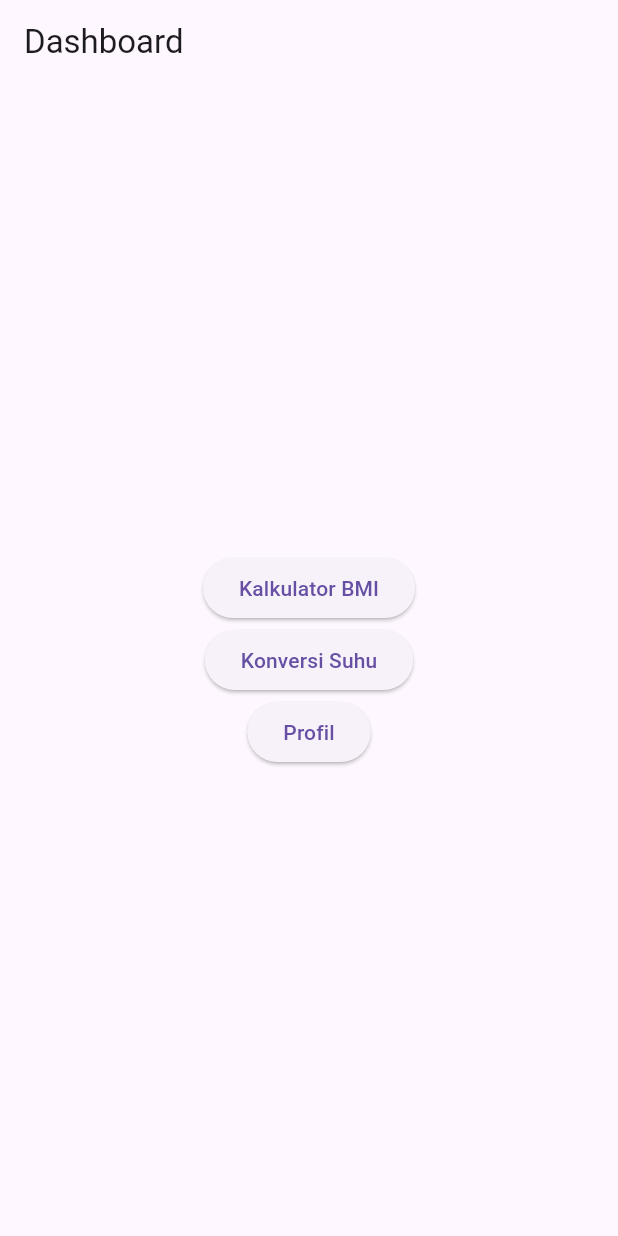
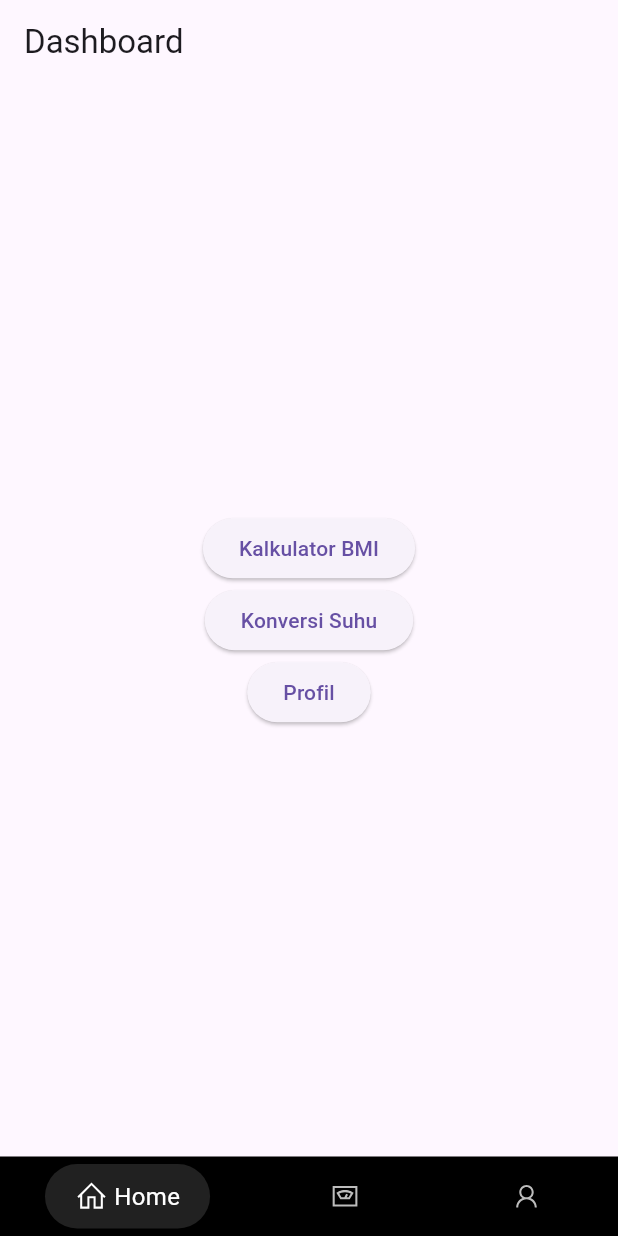
Before and after one commit to DimasBaskara666/whocare, a Flutter app: the screen it shows after launch, on a phone screen of 412 x 824 dp. Run offline on Flutter 3.47's test engine with Material 3 defaults, Android fonts, the light colour scheme and no system bars; drawn by our look-alikes of google_nav_bar; our stand-ins replace line_icons.

Commit message:
adding navigator

```diff
--- /dev/null
+++ b/lib/root_navigator.dart
@@ -0,0 +1,92 @@
+import 'package:flutter/material.dart';
+import 'package:google_nav_bar/google_nav_bar.dart';
+import 'package:line_icons/line_icons.dart';
+
+import 'screens/dashboard.dart';
+import 'screens/bmi_calculator_page.dart';
+import 'screens/profile_page.dart';
+
+class RootNavigator extends StatefulWidget {
+  const RootNavigator({super.key});
+
+  @override
+  State<RootNavigator> createState() => _RootNavigatorState();
+}
+
+class _RootNavigatorState extends State<RootNavigator> {
+  int index = 0;
+
+  @override
+  Widget build(BuildContext context) {
+    return Scaffold(
+      bottomNavigationBar: Container(
+        padding: const EdgeInsets.symmetric(vertical: 5, horizontal: 30),
+        color: Colors.black,
+        child: GNav(
+          backgroundColor: Colors.black,
+          rippleColor: Colors.grey.shade900,
+          tabBackgroundColor: Colors.grey.shade900,
+          hoverColor: Colors.grey.shade900,
+          activeColor: Colors.white,
+          color: Colors.grey.shade400,
+          padding: const EdgeInsets.symmetric(horizontal: 20, vertical: 10),
+          duration: const Duration(milliseconds: 400),
+          gap: 4,
+          iconSize: 30,
+          onTabChange: (selectedIndex) {
+            setState(() {
+              index = selectedIndex;
+            });
+          },
+          selectedIndex: index,
+          tabs: const [
+            GButton(
+              icon: LineIcons.home,
+              text: "Home",
+              iconSize: 22,
+              textStyle: TextStyle(
+                  fontSize: 16,
+                  fontWeight: FontWeight.w400,
+                  color: Colors.white),
+            ),
+            GButton(
+              icon: LineIcons.weight,
+              text: "BMI",
+              iconSize: 22,
+              textStyle: TextStyle(
+                  fontSize: 16,
+                  fontWeight: FontWeight.w400,
+                  color: Colors.white),
+            ),
+            GButton(
+              icon: LineIcons.user,
+              text: "Profile",
+              iconSize: 22,
+              textStyle: TextStyle(
+                  fontSize: 16,
+                  fontWeight: FontWeight.w400,
+                  color: Colors.white),
+            ),
+          ],
+        ),
+      ),
+      body: Container(
+        alignment: Alignment.center,
+        child: getSelectedWidget(index: index),
+      ),
+    );
+  }
+
+  Widget getSelectedWidget({required int index}) {
+    switch (index) {
+      case 0:
+        return Dashboard(); // Jadikan Dashboard sebagai halaman Home
+      case 1:
+        return BMICalculatorPage(); // Halaman BMI
+      case 2:
+        return ProfilePage(); // Halaman Profil
+      default:
+        return Dashboard();
+    }
+  }
+}
--- a/lib/screens/profile_page.dart
+++ b/lib/screens/profile_page.dart
@@ -20,10 +20,6 @@ class _ProfilePageState extends State<ProfilePage> {
     return Scaffold(
       appBar: AppBar(
         title: Text('Profil'),
-        leading: IconButton(
-          icon: Icon(Icons.arrow_back),
-          onPressed: () => Navigator.pop(context),
-        ),
       ),
       body: Padding(
         padding: const EdgeInsets.all(16.0),
--- a/pubspec.yaml
+++ b/pubspec.yaml
@@ -30,6 +30,8 @@ environment:
 dependencies:
   flutter:
     sdk: flutter
+  google_nav_bar: ^5.0.7
+  line_icons: ^2.0.3
 
   # The following adds the Cupertino Icons font to your application.
   # Use with the CupertinoIcons class for iOS style icons.
```
Also changed, not shown: lib/screens/home_page.dart (added, +51 -0 lines), lib/screens/splash_screen.dart (+29 -16 lines), pubspec.lock.
